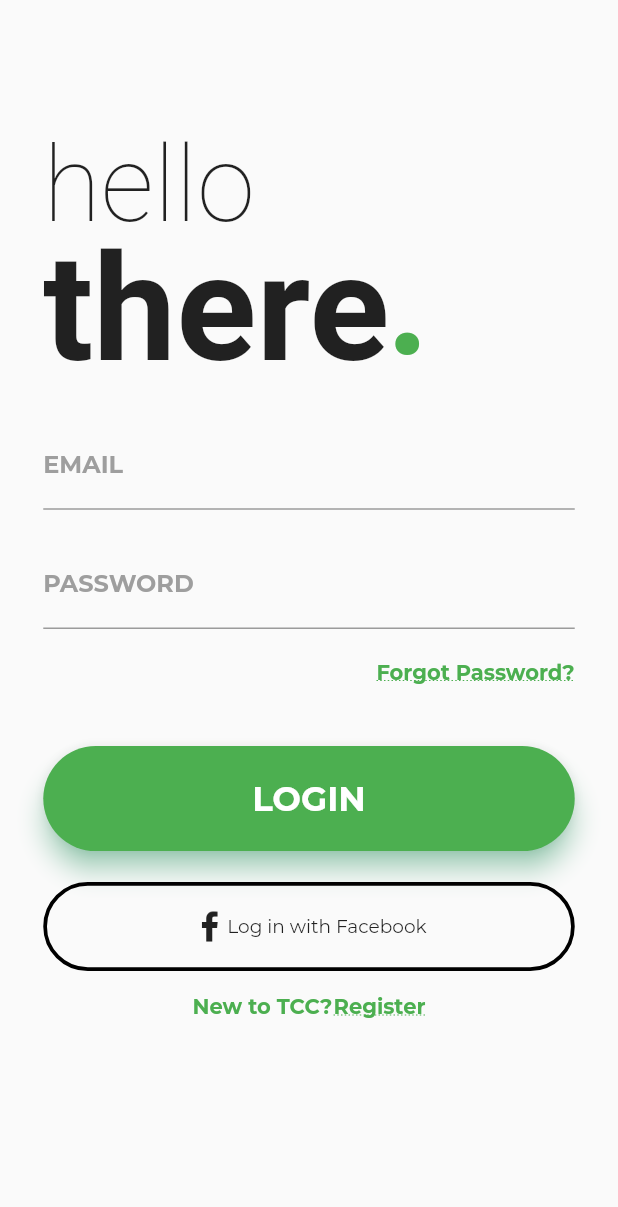
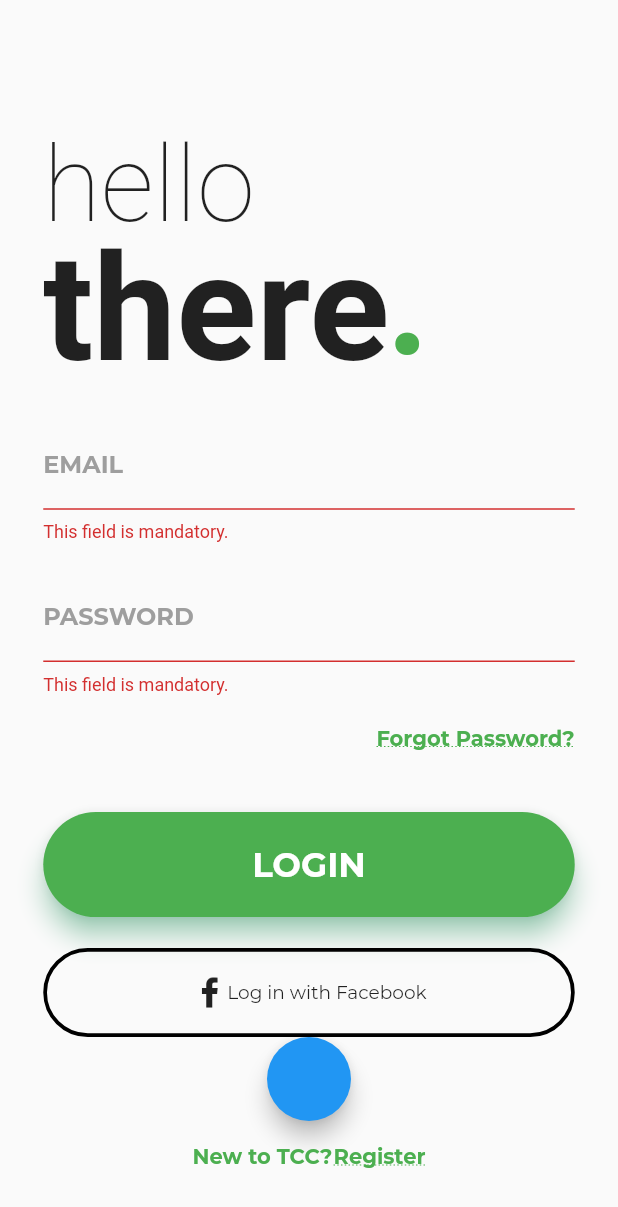
Before and after one commit to beSaif/responsiveloginpage, a Flutter app: the screen it shows after launch, after a tap on "LOGIN", on a phone screen of 412 x 824 dp. Shown: the top 1207 px of the screen. Run offline on Flutter 3.47's test engine with Material 2 defaults, Android fonts, the phone set to English and light mode, and no system bars; our stand-ins replace firebase_auth, firebase_core; accounts and stored records are empty; project files that could hold a hidden picture were left out.

Commit message:
Login And Sign Up completed. Rem: Forgot Password

```diff
--- a/lib/pages/login.dart
+++ b/lib/pages/login.dart
@@ -8,11 +8,45 @@ class LogInPage extends StatefulWidget {
 }
 
 class _LogInPageState extends State<LogInPage> {
+  final FirebaseAuth _auth = FirebaseAuth.instance;
+  String email, password;
+  final formKey = GlobalKey<FormState>();
+  bool saveAttempted = false;
+  final snackBar = SnackBar(content: Text('working'));
+
+  void _logIn({String email, String password, BuildContext context}) {
+    _auth
+        .signInWithEmailAndPassword(email: email, password: password)
+        .then((authResult) {
+      Navigator.pushReplacement(context, MaterialPageRoute(builder: (context) {
+        return Container(
+          color: Colors.yellow,
+          child: Text('Welcome ${authResult.user.email}'),
+        );
+      }));
+    }).catchError((err) {
+      print(err.code);
+      if (err.message != 'Given String is empty or null') {
+        if (err.code == 'user-not-found') {
+          Scaffold.of(context).showSnackBar(
+              SnackBar(content: Text('No user with $email exist')));
+        }
+        if (err.code == 'wrong-password') {
+          Scaffold.of(context).showSnackBar(SnackBar(
+              content: Text(
+                  'Incorrect password. Please try again or reset password.')));
+        }
+        Scaffold.of(context).showSnackBar(SnackBar(content: Text(err.message)));
+      }
+    });
+  }
+
   @override
   Widget build(BuildContext context) {
     return new Scaffold(
       resizeToAvoidBottomPadding: false,
-      body: Column(
+      body: Builder(builder: (context) {
+        return Column(
           crossAxisAlignment: CrossAxisAlignment.start,
           children: [
             Container(
@@ -61,7 +95,9 @@ class _LogInPageState extends State<LogInPage> {
                 ],
               ),
             ),
-          Container(
+            Form(
+              key: formKey,
+              child: Container(
                 padding: EdgeInsets.only(
                     top: SizeConfig.blockSizeVertical * 2,
                     left: SizeConfig.blockSizeHorizontal * 7,
@@ -69,6 +105,33 @@ class _LogInPageState extends State<LogInPage> {
                 child: Column(
                   children: [
                     TextFormField(
+                      autovalidate: saveAttempted,
+                      onChanged: (textValue) {
+                        setState(() {
+                          email = textValue;
+                        });
+                      },
+                      validator: (emailValue) {
+                        if (emailValue.isEmpty) {
+                          return 'This field is mandatory.';
+                        }
+
+                        String p = "[a-zA-Z0-9\+\.\_\%\-\+]{1,256}" +
+                            "\\@" +
+                            "[a-zA-Z0-9][a-zA-Z0-9\\-]{0,64}" +
+                            "(" +
+                            "\\." +
+                            "[a-zA-Z0-9][a-zA-Z0-9\\-]{0,25}" +
+                            ")+";
+                        RegExp regExp = new RegExp(p);
+
+                        if (regExp.hasMatch(emailValue)) {
+                          // So, the email is valid
+                          return null;
+                        }
+
+                        return 'This is not a valid email';
+                      },
                       decoration: InputDecoration(
                           labelText: 'EMAIL',
                           labelStyle: TextStyle(
@@ -82,6 +145,21 @@ class _LogInPageState extends State<LogInPage> {
                       height: SizeConfig.blockSizeVertical * 2.5,
                     ),
                     TextFormField(
+                      autovalidate: saveAttempted,
+                      onChanged: (textValue) {
+                        setState(() {
+                          password = textValue;
+                        });
+                      },
+                      validator: (passwordValue) {
+                        if (passwordValue.isEmpty) {
+                          return 'This field is mandatory.';
+                        }
+                        if (passwordValue.length < 8) {
+                          return 'Password must be atleast 8 characters';
+                        }
+                        return null;
+                      },
                       decoration: InputDecoration(
                           labelText: 'PASSWORD',
                           labelStyle: TextStyle(
@@ -115,7 +193,16 @@ class _LogInPageState extends State<LogInPage> {
                       height: SizeConfig.blockSizeVertical * 5,
                     ),
                     InkWell(
-                  onTap: () {},
+                      onTap: () {
+                        if (formKey.currentState.validate()) {
+                          formKey.currentState.save();
+                        }
+                        _logIn(
+                            email: email, password: password, context: context);
+                        setState(() {
+                          saveAttempted = true;
+                        });
+                      },
                       child: Container(
                         height: SizeConfig.blockSizeVertical * 8.5,
                         child: Material(
@@ -128,7 +215,8 @@ class _LogInPageState extends State<LogInPage> {
                             child: Text(
                               'LOGIN',
                               style: TextStyle(
-                              fontSize: SizeConfig.blockSizeHorizontal * 5.5,
+                                  fontSize:
+                                      SizeConfig.blockSizeHorizontal * 5.5,
                                   color: Colors.white,
                                   fontWeight: FontWeight.bold,
                                   fontFamily: 'Montserrat'),
@@ -154,14 +242,15 @@ class _LogInPageState extends State<LogInPage> {
                           mainAxisAlignment: MainAxisAlignment.center,
                           children: [
                             Center(
-                          child: ImageIcon(
-                              AssetImage('assets/icons8-facebook-f-24.png')),
+                              child: ImageIcon(AssetImage(
+                                  'assets/icons8-facebook-f-24.png')),
                             ),
                             Center(
                               child: Text(
                                 'Log in with Facebook',
                                 style: TextStyle(
-                                fontSize: SizeConfig.blockSizeHorizontal * 3,
+                                    fontSize:
+                                        SizeConfig.blockSizeHorizontal * 3,
                                     fontFamily: 'Montserrat',
                                     fontWeight: FontWeight.w100),
                               ),
@@ -169,8 +258,10 @@ class _LogInPageState extends State<LogInPage> {
                           ],
                         ),
                       ),
-                )
+                    ),
+                    FloatingActionButton(onPressed: () {})
                   ],
+                ),
               ),
             ),
             SizedBox(
@@ -206,7 +297,8 @@ class _LogInPageState extends State<LogInPage> {
               ],
             ),
           ],
-      ),
+        );
+      }),
     );
   }
 }
```
Also changed, not shown: lib/pages/signup.dart (+6 -6 lines). Lines whose indentation alone changed are shown as unchanged.
